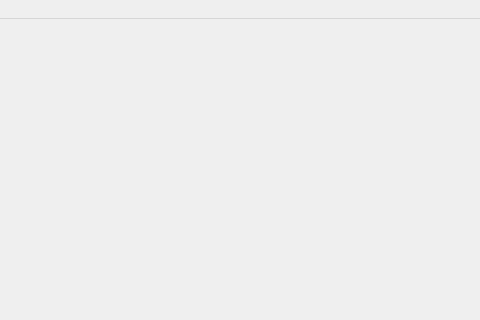
First picture: the form in include/mainwindow.ui, repository lusabar/ValoresInstantaneos, before the edit; both pictures show x 669 to 1149 and y 0 to 320 of the 1280 by 720 pixel window.
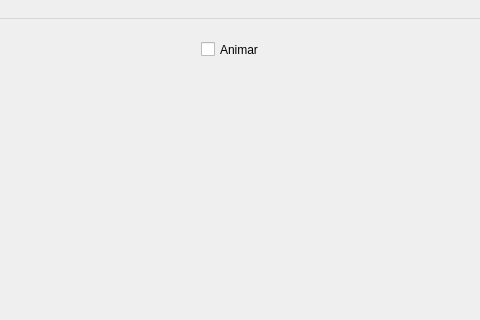
Second picture: the form after the edit. Custom widgets are drawn as their Qt base class.

Commit message: Add animate checkbox

```diff
--- a/include/mainwindow.ui
+++ b/include/mainwindow.ui
@@ -267,6 +267,19 @@
      </property>
     </widget>
    </widget>
+   <widget class="QCheckBox" name="animar">
+    <property name="geometry">
+     <rect>
+      <x>870</x>
+      <y>20</y>
+      <width>79</width>
+      <height>21</height>
+     </rect>
+    </property>
+    <property name="text">
+     <string>Animar</string>
+    </property>
+   </widget>
    <zorder>groupBox</zorder>
    <zorder>sine</zorder>
    <zorder>liss</zorder>
```
Left out of the diff: 1 changed line with no effect on the pictures.
